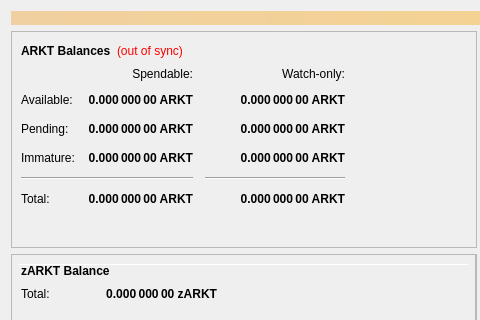
Qt form src/qt/forms/overviewpage.ui (wmcorless/Arktur-coin) before a commit; both pictures show x 0 to 480 and y 0 to 320 of the 960 by 615 pixel window.
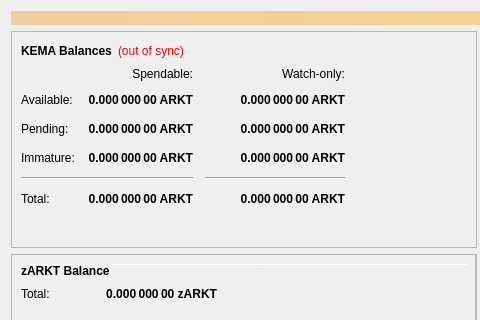
The same form after that commit.

The edit to the form file:
```diff
--- a/src/qt/forms/overviewpage.ui
+++ b/src/qt/forms/overviewpage.ui
@@ -60,7 +60,7 @@
                </font>
               </property>
               <property name="text">
-               <string>ARKT Balances</string>
+               <string>KEMA Balances</string>
               </property>
              </widget>
             </item>
```
Left out of the diff: 184 changed lines with no effect on the pictures.
